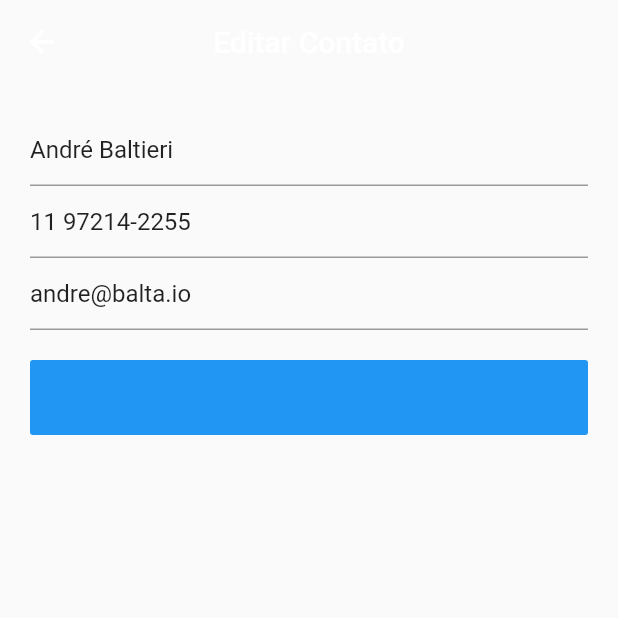
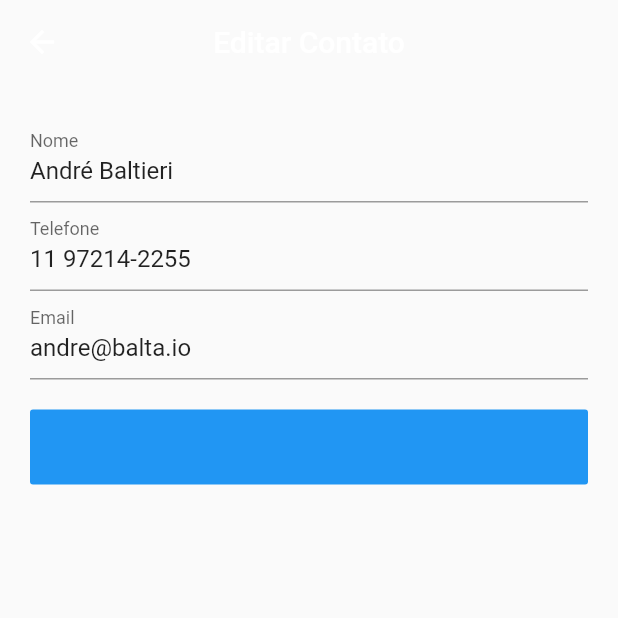
Before and after one commit to FabioHenriqueSaid/SC, a Flutter app: the EditorContactView screen opened directly, on a phone screen of 412 x 824 dp, the top half of it. Run offline on Flutter 3.47's test engine with Material 2 defaults, Android fonts, the phone set to English and light mode, and no system bars; our stand-ins replace font_awesome_flutter, sqflite; accounts and stored records are empty; project files that could hold a hidden picture were left out.

Commit message:
atualizações no layout

```diff
--- a/lib/android/views/editor-contact.view.dart
+++ b/lib/android/views/editor-contact.view.dart
@@ -1,5 +1,6 @@
 import 'package:sc/models/contact.model.dart';
 import 'package:flutter/material.dart';
+import 'package:sc/repositories/contract.repository.dart';
 
 class EditorContactView extends StatefulWidget {
   final ContactModel model;
@@ -11,11 +12,18 @@ class EditorContactView extends StatefulWidget {
 }
 
 class _EditorContactViewState extends State<EditorContactView> {
+  final _scaffoldKey = new GlobalKey<ScaffoldState>();
+  final _formKey = new GlobalKey<ScaffoldState>();
+  final _repository = ContractRepository();
+
   @override
   Widget build(BuildContext context) {
     return Scaffold(
+      key:_scaffoldKey,
       appBar: AppBar(
-        title: widget.model == null ? Text("Novo Contato") : Text("Editar Contato"),
+        title: widget.model.id == 0
+        ? Text("Novo Contato")
+        : Text("Editar Contato"),
         centerTitle: true,
         backgroundColor: Colors.transparent,
         elevation: 0,
@@ -23,23 +31,36 @@ class _EditorContactViewState extends State<EditorContactView> {
       body: SingleChildScrollView(
         padding: EdgeInsets.all(20),
         child: Form(
+          key:_formKey,
           child: Column(
             children: <Widget>[
               TextFormField(
+                decoration: InputDecoration(
+                  labelText: "Nome",
+                ) ,
+                keyboardType: TextInputType.text,
                 initialValue: widget.model?.name,
-                onSaved: (val) {
+                onChanged: (val) {
                   widget.model.name = val;
                 },
               ),
               TextFormField(
+                decoration: InputDecoration(
+                  labelText:"Telefone",
+                ),
+                keyboardType: TextInputType.number,
                 initialValue: widget.model?.phone,
-                onSaved: (val) {
+                onChanged: (val) {
                   widget.model.phone = val;
                 },
               ),
               TextFormField(
+                decoration: InputDecoration(
+                  labelText: "Email",
+                ),
+                keyboardType: TextInputType.emailAddress,
                 initialValue: widget.model?.email,
-                onSaved: (val) {
+                onChanged: (val) {
                   widget.model.email = val;
                 },
               ),
--- /dev/null
+++ b/lib/models/user.model.dart
@@ -0,0 +1,18 @@
+class User
+{
+ String nome; String email; String password;
+
+   User
+   ({
+       this.nome, this.email,this.password
+   });
+
+  Map<String, dynamic> toMap()
+  {
+    return {
+     'nome':nome,
+     'email': email,
+     'password': password
+    };
+  }
+}
--- a/lib/style/theme.dart
+++ b/lib/style/theme.dart
@@ -7,13 +7,13 @@ class Colors {
   const Colors();
 
   //static const Color loginGradientStart = const Color(0xFFfbab66);
-    static const Color loginGradientEnd = const Color(0xFF00E676);
-
-  static const Color loginGradientStart = const Color(0xFF00C853);
-  //static const Color loginGradientEnd = const Color(0x120a8f);
+   // static const Color loginGradientEnd = const Color(0xFF00E676);
+    static const Color loginGradientEnd = const Color(0xFF00B8D4);
+    //static const Color loginGradientStart = const Color(0xFF00C853);
+    static const Color loginGradientStart = const Color(0xFF00BFA5);
 
 
-
+  //static const Color loginGradientEnd = const Color(0x120a8f);
 
 
   static const primaryGradient = const LinearGradient(
--- a/pubspec.yaml
+++ b/pubspec.yaml
@@ -56,8 +56,8 @@ flutter:
   # To add assets to your application, add an assets section, like this:
   assets:
     - assets/images/profile-picture.png
-    - assets/img/cars.png
-    - assets/img/logo.png
+    - assets/cars.png
+    - assets/logo.png
   #  - images/a_dot_ham.jpeg
   # An image asset can refer to one or more resolution-specific "variants", see
   # https://flutter.dev/assets-and-images/#resolution-aware.
```
Also changed, not shown: lib/android/views/home.view.dart (+6 -1 lines), lib/ui/login_page.dart (+18 -4 lines), lib/models/contact.model.dart (line endings or trailing spaces).
